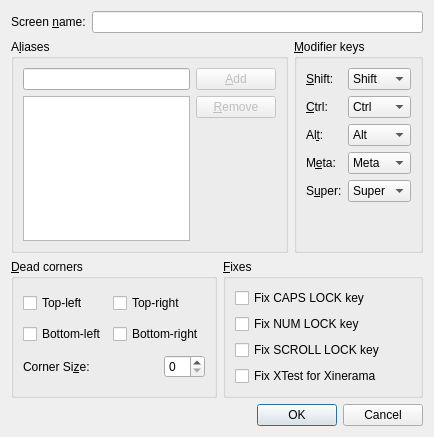
Old version of the form src/gui/src/ScreenSettingsDialogBase.ui in the repository deskflow/deskflow.
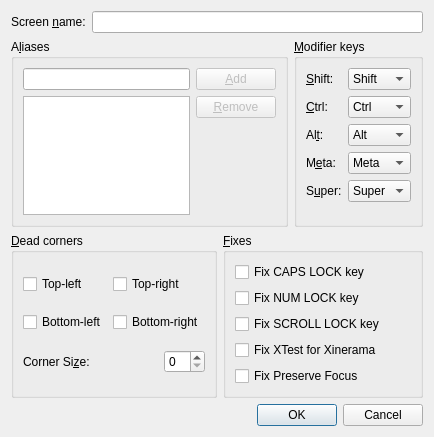
New version of the form.

Patch:
```diff
--- a/src/gui/src/ScreenSettingsDialogBase.ui
+++ b/src/gui/src/ScreenSettingsDialogBase.ui
@@ -462,7 +462,17 @@
           </property>
          </widget>
         </item>
-        <item row="4" column="0">
+	<item row="4" column="0">
+         <widget class="QCheckBox" name="m_pCheckBoxPreserveFocus">
+          <property name="text">
+           <string>Fix Preserve Focus</string>
+          </property>
+          <property name="checked">
+           <bool>false</bool>
+          </property>
+         </widget>
+        </item>
+        <item row="5" column="0">
          <spacer>
           <property name="orientation">
            <enum>Qt::Vertical</enum>
```
